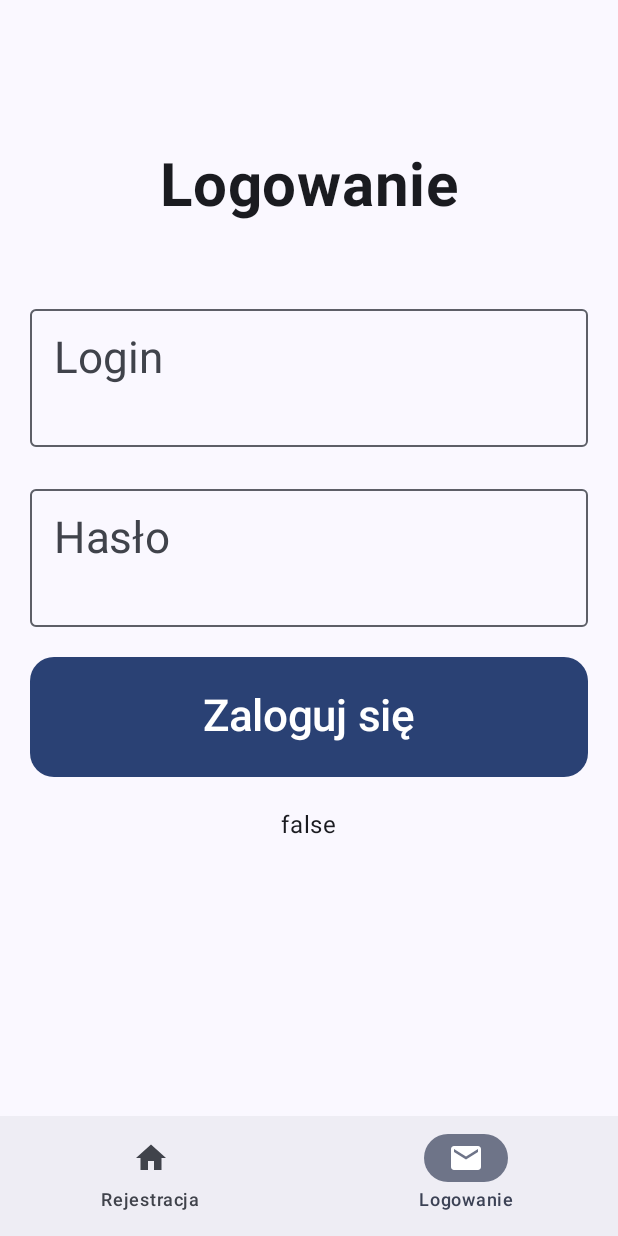
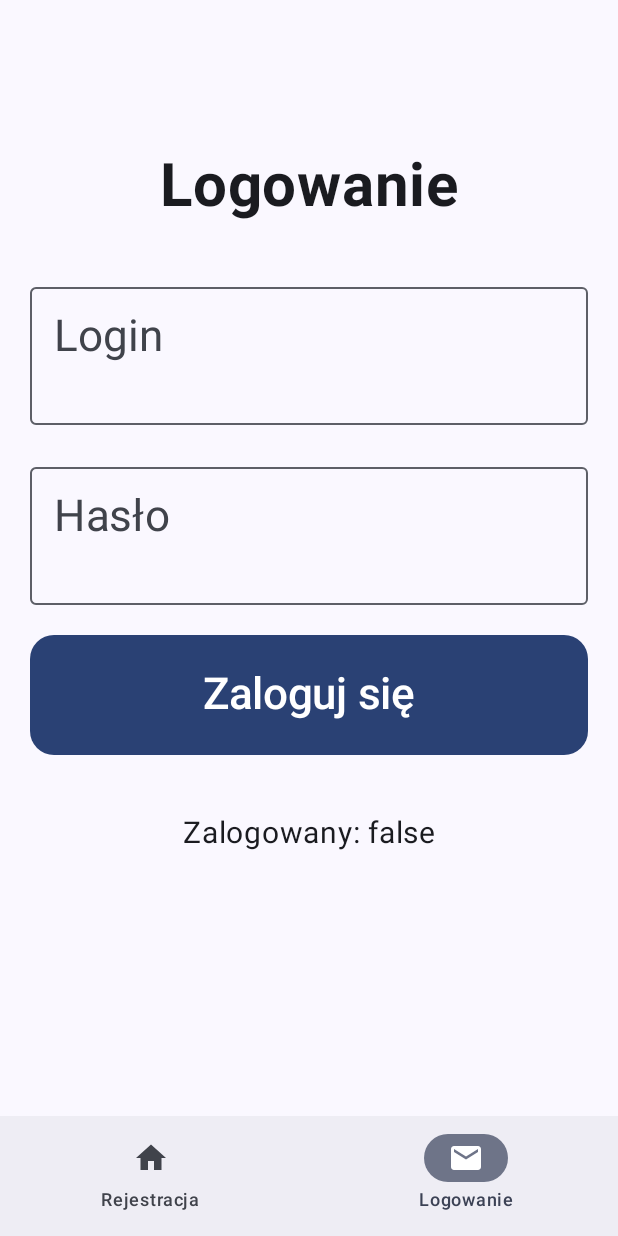
Before and after one commit to ZMejer/GuessTheTime, an Android app built with Jetpack Compose: the screen it shows after launch (MainActivity), item 2 of the bottom bar chosen, on a phone screen of 412 x 824 dp. Run offline under Robolectric (Android 15) with nearby library versions, the phone set to English and light mode, and no system bars; our stand-ins replace Room's generated code.

Commit message:
zapisuje sie stan logowania

```diff
--- a/app/build.gradle.kts
+++ b/app/build.gradle.kts
@@ -67,4 +67,9 @@ dependencies {
     kapt (libs.androidx.room.compiler)
     implementation (libs.androidx.room.ktx)
     implementation (libs.androidx.navigation.compose)
+
+    implementation (libs.androidx.lifecycle.viewmodel.compose)
+    implementation (libs.androidx.lifecycle.viewmodel.ktx)
+    implementation (libs.androidx.lifecycle.runtime.compose)
+    implementation (libs.androidx.datastore.preferences)
 }
--- a/app/src/main/java/com/example/guessthetime/LoginScreen.kt
+++ b/app/src/main/java/com/example/guessthetime/LoginScreen.kt
@@ -13,6 +13,7 @@ import androidx.compose.material3.Button
 import androidx.compose.material3.OutlinedTextField
 import androidx.compose.material3.Text
 import androidx.compose.runtime.Composable
+import androidx.compose.runtime.collectAsState
 import androidx.compose.runtime.mutableStateOf
 import androidx.compose.runtime.remember
 import androidx.compose.ui.Alignment
@@ -28,7 +29,6 @@ import androidx.lifecycle.compose.collectAsStateWithLifecycle
 import androidx.lifecycle.viewmodel.compose.LocalViewModelStoreOwner
 import androidx.lifecycle.viewmodel.compose.viewModel
 import com.example.guessthetime.ui.theme.GuessTheTimeTheme
-
 @Composable
 fun LoginScreen() {
     val viewModel: UserViewModel = viewModel(
@@ -38,20 +38,21 @@ fun LoginScreen() {
     )
     val login = remember { mutableStateOf("") }
     val password = remember { mutableStateOf("") }
-    val loginResult = viewModel.loginResult.collectAsStateWithLifecycle().value
-    val isUserLoggedIn = viewModel.isUserLoggedIn.value
+
+    val isUserLoggedIn = viewModel.isUserLoggedIn.collectAsState(initial = false)
+
     Column(
         modifier = Modifier
             .fillMaxSize()
             .padding(top = 100.dp),
         horizontalAlignment = Alignment.CenterHorizontally,
-        verticalArrangement = Arrangement.spacedBy(20.dp) // Zwiększenie odstępów
+        verticalArrangement = Arrangement.spacedBy(20.dp)
     ) {
         Text(
             text = "Logowanie",
             fontSize = 40.sp,
             fontWeight = FontWeight.Bold,
-            modifier = Modifier.padding(bottom = 30.dp)
+            modifier = Modifier.padding(bottom = 15.dp)
         )
         OutlinedTextField(
             value = login.value,
@@ -75,7 +76,8 @@ fun LoginScreen() {
             visualTransformation = PasswordVisualTransformation()
         )
         Button(
-            onClick = {viewModel.validateLogin(login.value, password.value)
+            onClick = {
+                viewModel.validateLogin(login.value, password.value)
             },
             modifier = Modifier
                 .height(80.dp)
@@ -85,16 +87,11 @@ fun LoginScreen() {
         ) {
             Text("Zaloguj się", fontSize = 29.sp)
         }
-        Text(text="${isUserLoggedIn.toString()}")
-        LazyColumn(
-            modifier = Modifier.fillMaxSize().padding(top=40.dp)
-        ) {
-            items(loginResult.size) {
-                Text(
-                    text = "${loginResult[it].login} ${loginResult[it].password} ${loginResult[it].id}",
-                )
-            }
-        }
+        Text(
+            text = if (isUserLoggedIn.value) "Zalogowany: true" else "Zalogowany: false",
+            fontSize = 20.sp,
+            modifier = Modifier.padding(top = 20.dp)
+        )
     }
 }
 
--- a/app/src/main/java/com/example/guessthetime/RegisterScreen.kt
+++ b/app/src/main/java/com/example/guessthetime/RegisterScreen.kt
@@ -1,15 +1,29 @@
 package com.example.guessthetime
 
 import android.app.Application
+import androidx.compose.foundation.layout.Arrangement
+import androidx.compose.foundation.layout.Column
 import androidx.compose.foundation.layout.fillMaxSize
 import androidx.compose.foundation.layout.fillMaxWidth
+import androidx.compose.foundation.layout.height
 import androidx.compose.foundation.layout.padding
 import androidx.compose.foundation.lazy.LazyColumn
+import androidx.compose.foundation.rememberScrollState
+import androidx.compose.foundation.shape.RoundedCornerShape
+import androidx.compose.foundation.verticalScroll
+import androidx.compose.material3.Button
+import androidx.compose.material3.OutlinedTextField
 import androidx.compose.material3.Text
 import androidx.compose.runtime.Composable
 import androidx.compose.runtime.LaunchedEffect
+import androidx.compose.runtime.mutableStateOf
+import androidx.compose.runtime.remember
+import androidx.compose.ui.Alignment
 import androidx.compose.ui.Modifier
 import androidx.compose.ui.platform.LocalContext
+import androidx.compose.ui.text.TextStyle
+import androidx.compose.ui.text.font.FontWeight
+import androidx.compose.ui.text.input.PasswordVisualTransformation
 import androidx.compose.ui.text.style.TextAlign
 import androidx.compose.ui.tooling.preview.Preview
 import androidx.compose.ui.unit.dp
@@ -33,37 +47,128 @@ fun RegisterScreen() {
     }
     */
     val users = viewModel.usersState.collectAsStateWithLifecycle().value
+    val name = remember { mutableStateOf("") }
+    val surname = remember { mutableStateOf("") }
+    val email = remember { mutableStateOf("") }
+    val login = remember { mutableStateOf("") }
+    val password = remember { mutableStateOf("") }
+    Column(modifier = Modifier
+        .fillMaxSize()
+        .padding(top = 100.dp, bottom=150.dp),
+        horizontalAlignment = Alignment.CenterHorizontally,
+    ) {
+        Text(
+            text = "Rejestracja",
+            fontSize = 40.sp,
+            fontWeight = FontWeight.Bold,
+            modifier = Modifier.padding(bottom = 30.dp)
+        )
         LazyColumn(
-        modifier = Modifier.fillMaxSize().padding(top=40.dp)
+            horizontalAlignment = Alignment.CenterHorizontally,
+            verticalArrangement = Arrangement.spacedBy(17.dp) // Zwiększenie odstępów
         ) {
-        items(users.size) {
+            item {
+                OutlinedTextField(
+                    value = name.value,
+                    onValueChange = { newName -> name.value = newName },
+                    label = { Text("Imię", fontSize = 29.sp) },
+                    modifier = Modifier
+                        .fillMaxWidth()
+                        .height(85.dp)
+                        .padding(start = 20.dp, end = 20.dp),
+                    textStyle = TextStyle(fontSize = 29.sp)
+                )
+            }
+            item {
+                OutlinedTextField(
+                    value = surname.value,
+                    onValueChange = { newSurname -> surname.value = newSurname },
+                    label = { Text("Nazwisko", fontSize = 29.sp) },
+                    modifier = Modifier
+                        .fillMaxWidth()
+                        .height(85.dp)
+                        .padding(start = 20.dp, end = 20.dp),
+                    textStyle = TextStyle(fontSize = 29.sp)
+                )
+            }
+            item {
+                OutlinedTextField(
+                    value = email.value,
+                    onValueChange = { newEmail -> email.value = newEmail },
+                    label = { Text("E-mail", fontSize = 29.sp) },
+                    modifier = Modifier
+                        .fillMaxWidth()
+                        .height(85.dp)
+                        .padding(start = 20.dp, end = 20.dp),
+                    textStyle = TextStyle(fontSize = 29.sp)
+                )
+            }
+            item {
+                OutlinedTextField(
+                    value = login.value,
+                    onValueChange = { newLogin -> login.value = newLogin },
+                    label = { Text("Login", fontSize = 29.sp) },
+                    modifier = Modifier
+                        .fillMaxWidth()
+                        .height(85.dp)
+                        .padding(start = 20.dp, end = 20.dp),
+                    textStyle = TextStyle(fontSize = 29.sp)
+                )
+            }
+            item {
+                OutlinedTextField(
+                    value = password.value,
+                    onValueChange = { newPasswd -> password.value = newPasswd },
+                    label = { Text("Hasło", fontSize = 29.sp) },
+                    modifier = Modifier
+                        .fillMaxWidth()
+                        .height(85.dp)
+                        .padding(start = 20.dp, end = 20.dp),
+                    textStyle = TextStyle(fontSize = 29.sp),
+                    visualTransformation = PasswordVisualTransformation()
+                )
+            }
+            item {
+                Button(
+                    onClick = {
+                        viewModel.addUser(User(0,name.value.toString(),surname.value.toString(),email.value.toString(),login.value.toString(),password.value.toString()))
+                    },
+                    modifier = Modifier
+                        .height(80.dp)
+                        .fillMaxWidth()
+                        .padding(start = 20.dp, end = 20.dp),
+                    shape = RoundedCornerShape(16.dp)
+                ) {
+                    Text("Zarejestruj się", fontSize = 29.sp)
+                }
+            }
+            items(users.size) { index ->
                 Text(
-                text = "${users[it].name} ${users[it].surname}",
-                fontSize = 29.sp,
+                    text = "${users[index].name} ${users[index].surname}",
+                    fontSize = 18.sp,
                     textAlign = TextAlign.Right,
                     modifier = Modifier
                         .padding(end = 20.dp)
                 )
                 Text(
-                text = "${users[it].login} ${users[it].email}",
-                fontSize = 29.sp,
+                    text = "${users[index].login} ${users[index].email}",
+                    fontSize = 18.sp,
                     textAlign = TextAlign.Right,
                     modifier = Modifier
                         .padding(end = 20.dp)
                 )
                 Text(
-                text = "${users[it].id} ${users[it].password}",
-                fontSize = 29.sp,
+                    text = "${users[index].id} ${users[index].password}",
+                    fontSize = 18.sp,
                     textAlign = TextAlign.Right,
                     modifier = Modifier
-                    .padding(end = 20.dp)
+                        .padding(end = 20.dp, bottom = 15.dp)
                 )
             }
         }
-    Text(
-        text = "Rejestracja",
-    )
     }
+}
+
 
 @Preview(showBackground = true)
 @Composable
--- /dev/null
+++ b/app/src/main/java/com/example/guessthetime/UserPreferences.kt
@@ -0,0 +1,29 @@
+package com.example.guessthetime
+
+import android.content.Context
+import androidx.datastore.core.DataStore
+import androidx.datastore.preferences.core.Preferences
+import androidx.datastore.preferences.core.booleanPreferencesKey
+import androidx.datastore.preferences.core.edit
+import androidx.datastore.preferences.preferencesDataStore
+import kotlinx.coroutines.flow.Flow
+import kotlinx.coroutines.flow.map
+
+private val Context.dataStore by preferencesDataStore("user_preferences")
+
+class UserPreferences(private val context: Context) {
+
+    private val IS_USER_LOGGED_IN = booleanPreferencesKey("is_user_logged_in")
+
+    suspend fun storeLogged(context: Context,isUserLoggedIn: Boolean) {
+        context.dataStore.edit { preferences ->
+            preferences[IS_USER_LOGGED_IN] = isUserLoggedIn
+        }
+    }
+    fun getLoggedFlow(context: Context): Flow<Boolean> {
+        return context.dataStore.data.map { preferences ->
+            preferences[IS_USER_LOGGED_IN] ?: false
+        }
+    }
+
+}
--- a/gradle/libs.versions.toml
+++ b/gradle/libs.versions.toml
@@ -10,6 +10,7 @@ activityCompose = "1.9.3"
 composeBom = "2024.04.01"
 roomRuntime = "2.6.1"
 navigationCompose = "2.7.7"
+datastorePreferences = "1.1.1"
 
 [libraries]
 androidx-core-ktx = { group = "androidx.core", name = "core-ktx", version.ref = "coreKtx" }
@@ -34,7 +35,7 @@ androidx-room-compiler = { module = "androidx.room:room-compiler", version.ref =
 androidx-room-ktx = { module = "androidx.room:room-ktx", version.ref = "roomRuntime" }
 androidx-room-runtime = { module = "androidx.room:room-runtime", version.ref = "roomRuntime" }
 androidx-navigation-compose = { module = "androidx.navigation:navigation-compose", version.ref = "navigationCompose" }
-
+androidx-datastore-preferences = { module = "androidx.datastore:datastore-preferences", version.ref = "datastorePreferences" }
 
 [plugins]
 android-application = { id = "com.android.application", version.ref = "agp" }
```
Also changed, not shown: app/src/main/java/com/example/guessthetime/UserRepository.kt (+9 -18 lines), app/src/main/java/com/example/guessthetime/UserViewModel.kt (+14 -43 lines). Lines whose indentation alone changed are shown as unchanged.
